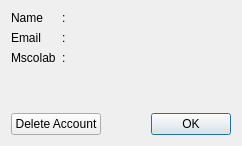
The window that mslib/msui/ui/ui_mscolab_profile_dialog.ui (Open-MSS/MSS) describes before a commit, drawn with Qt 5.
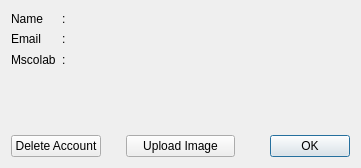
The same window after the commit. Icons and pictures are not drawn.

Commit message: upload of  image for MSC

Diff of the .ui file:
```diff
--- a/mslib/msui/ui/ui_mscolab_profile_dialog.ui
+++ b/mslib/msui/ui/ui_mscolab_profile_dialog.ui
@@ -6,14 +6,48 @@
    <rect>
     <x>0</x>
     <y>0</y>
-    <width>242</width>
-    <height>146</height>
+    <width>361</width>
+    <height>168</height>
    </rect>
   </property>
   <property name="windowTitle">
    <string>MSColab Profile</string>
   </property>
   <layout class="QGridLayout" name="gridLayout">
+   <item row="0" column="2" rowspan="2">
+    <layout class="QVBoxLayout" name="gravatarVl">
+     <item alignment="Qt::AlignHCenter|Qt::AlignVCenter">
+      <widget class="QLabel" name="gravatarLabel">
+       <property name="text">
+        <string/>
+       </property>
+       <property name="pixmap">
+        <pixmap resource="../resources/resources.qrc">:/gravatars/default-gravatars/default.png</pixmap>
+       </property>
+       <property name="scaledContents">
+        <bool>true</bool>
+       </property>
+      </widget>
+     </item>
+    </layout>
+   </item>
+   <item row="2" column="2" alignment="Qt::AlignRight">
+    <widget class="QDialogButtonBox" name="buttonBox">
+     <property name="standardButtons">
+      <set>QDialogButtonBox::Ok</set>
+     </property>
+    </widget>
+   </item>
+   <item row="2" column="0" alignment="Qt::AlignLeft">
+    <widget class="QPushButton" name="deleteAccountBtn">
+     <property name="text">
+      <string>Delete Account</string>
+     </property>
+     <property name="autoDefault">
+      <bool>false</bool>
+     </property>
+    </widget>
+   </item>
    <item row="0" column="0">
     <layout class="QGridLayout" name="infoGl">
      <item row="0" column="2">
@@ -81,37 +115,10 @@
      </item>
     </layout>
    </item>
-   <item row="0" column="1" rowspan="2">
-    <layout class="QVBoxLayout" name="gravatarVl">
-     <item alignment="Qt::AlignHCenter|Qt::AlignVCenter">
-      <widget class="QLabel" name="gravatarLabel">
-       <property name="text">
-        <string/>
-       </property>
-       <property name="pixmap">
-        <pixmap resource="../resources/resources.qrc">:/gravatars/default-gravatars/default.png</pixmap>
-       </property>
-       <property name="scaledContents">
-        <bool>true</bool>
-       </property>
-      </widget>
-     </item>
-    </layout>
-   </item>
-   <item row="2" column="1" alignment="Qt::AlignRight">
-    <widget class="QDialogButtonBox" name="buttonBox">
-     <property name="standardButtons">
-      <set>QDialogButtonBox::Ok</set>
-     </property>
-    </widget>
-   </item>
-   <item row="2" column="0" alignment="Qt::AlignLeft">
-    <widget class="QPushButton" name="deleteAccountBtn">
+   <item row="2" column="1">
+    <widget class="QPushButton" name="pushButton">
      <property name="text">
-      <string>Delete Account</string>
-     </property>
-     <property name="autoDefault">
-      <bool>false</bool>
+      <string>Upload Image</string>
      </property>
     </widget>
    </item>
```
The commit also changes 2 other files.
